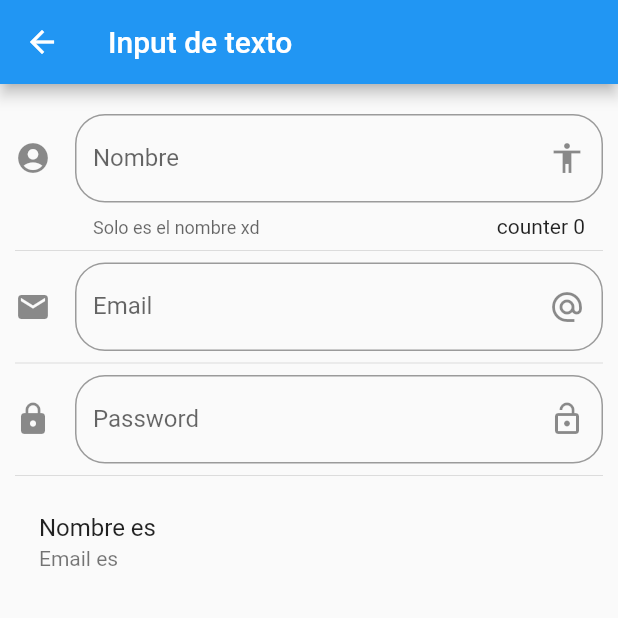
After one commit to maxaqquepucho/flutter_components_practice, a Flutter app: the InputPage screen opened by its route, on a phone screen of 412 x 824 dp, the top half of it. The commit adds this screen. Run offline on Flutter 3.47's test engine with Material 2 defaults, Android fonts, the phone set to English and light mode, and no system bars; network calls fail.

Commit message:
Add Animated page and inputs

```diff
--- a/data/menu_opts.json
+++ b/data/menu_opts.json
@@ -15,6 +15,16 @@
             "ruta" : "card",
             "icon" : "folder_open",
             "texto": "Cards - Tarjetas"
+        },
+        {
+            "ruta" : "animatedContainer",
+            "icon" : "donut_large",
+            "texto": "Animated Container"
+        },
+        {
+            "ruta" : "inputs",
+            "icon" : "input",
+            "texto": "Inputs"
         }
     ]
 }
--- /dev/null
+++ b/lib/pages/input_page.dart
@@ -0,0 +1,103 @@
+import 'package:flutter/material.dart';
+
+class InputPage extends StatefulWidget {
+  @override
+  _InputPageState createState() => _InputPageState();
+}
+
+class _InputPageState extends State<InputPage> {
+  String _nombre = '';
+  String _email = '';
+  @override
+  Widget build(BuildContext context) {
+    return Scaffold(
+      appBar: AppBar(
+        title: Text('Input de texto'),
+      ),
+      body: ListView(
+        padding: EdgeInsets.symmetric(horizontal: 10, vertical: 20),
+        children: [
+          _crearInput(),
+          Divider(),
+          _crearEmail(),
+          Divider(),
+          _crearPassword(),
+          Divider(),
+          _crearPersona(),
+        ],
+      ),
+    );
+  }
+
+  Widget _crearInput() {
+    return TextField(
+      textCapitalization: TextCapitalization.sentences,
+      decoration: InputDecoration(
+        border: OutlineInputBorder(
+          borderRadius: BorderRadius.circular(20),
+        ),
+        counter: Text('counter ${_nombre.length}'),
+        hintText: 'Nombre de la persona',
+        labelText: 'Nombre',
+        helperText: 'Solo es el nombre xd',
+        suffixIcon: Icon(Icons.accessibility),
+        icon: Icon(Icons.account_circle),
+      ),
+      onChanged: (value) {
+        setState(() {
+          _nombre = value;
+          print(value);
+        });
+      },
+    );
+  }
+
+  Widget _crearEmail() {
+    return TextField(
+      keyboardType: TextInputType.emailAddress,
+      decoration: InputDecoration(
+        border: OutlineInputBorder(
+          borderRadius: BorderRadius.circular(20),
+        ),
+        hintText: 'Email',
+        labelText: 'Email',
+        suffixIcon: Icon(Icons.alternate_email),
+        icon: Icon(Icons.email),
+      ),
+      onChanged: (value) {
+        setState(() {
+          _email = value;
+          print(value);
+        });
+      },
+    );
+  }
+
+  Widget _crearPassword() {
+    return TextField(
+      obscureText: true,
+      decoration: InputDecoration(
+        border: OutlineInputBorder(
+          borderRadius: BorderRadius.circular(20),
+        ),
+        hintText: 'Password',
+        labelText: 'Password',
+        suffixIcon: Icon(Icons.lock_open),
+        icon: Icon(Icons.lock),
+      ),
+      onChanged: (value) {
+        setState(() {
+          _email = value;
+          print(value);
+        });
+      },
+    );
+  }
+
+  Widget _crearPersona() {
+    return ListTile(
+      title: Text('Nombre es $_nombre'),
+      subtitle: Text('Email es $_email'),
+    );
+  }
+}
--- a/lib/routes/routes.dart
+++ b/lib/routes/routes.dart
@@ -3,6 +3,8 @@ import 'package:flutter_components/pages/alert_page.dart';
 import 'package:flutter_components/pages/avatar_page.dart';
 import 'package:flutter_components/pages/card_page.dart';
 import 'package:flutter_components/pages/home_page.dart';
+import 'package:flutter_components/pages/animated_container_page.dart';
+import 'package:flutter_components/pages/input_page.dart';
 
 Map<String, WidgetBuilder> getApplicationRoutes() {
   return <String, WidgetBuilder>{
@@ -10,5 +12,7 @@ Map<String, WidgetBuilder> getApplicationRoutes() {
     'avatar': (context) => AvatarPage(),
     'alert': (context) => AlertPage(),
     'card': (context) => CardPage(),
+    'animatedContainer': (context) => AnimatedContainerPage(),
+    'inputs': (context) => InputPage(),
   };
 }
--- a/lib/util/icon_string_util.dart
+++ b/lib/util/icon_string_util.dart
@@ -4,6 +4,8 @@ final _icons = <String, IconData>{
   'add_alert': Icons.add_alert,
   'accessibility': Icons.accessibility,
   'folder_open': Icons.folder_open,
+  'donut_large': Icons.donut_large,
+  'input': Icons.input,
 };
 
 Icon getIcon(String nombreIcono) {
```
Also changed, not shown: lib/pages/alert_page.dart (+41 -0 lines), lib/pages/animated_container_page.dart (added, +55 -0 lines), lib/pages/avatar_page.dart (+27 -0 lines), lib/pages/card_page.dart (+43 -2 lines).
